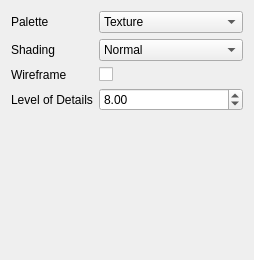
First picture: the form in TerrainViewer/parameterdock.ui, repository mgaillard/TerrainViewerWidget, before the edit.
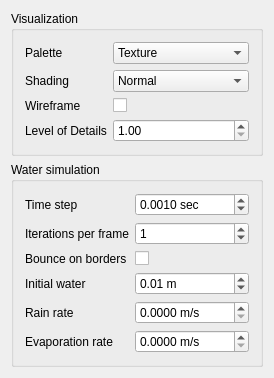
Second picture: the form after the edit.

Commit message: Add parameters for the water simulation in the dock

Diff of the .ui file:
```diff
--- a/TerrainViewer/parameterdock.ui
+++ b/TerrainViewer/parameterdock.ui
@@ -7,22 +7,28 @@
     <x>0</x>
     <y>0</y>
     <width>254</width>
-    <height>260</height>
+    <height>352</height>
    </rect>
   </property>
   <property name="windowTitle">
    <string>Parameters</string>
   </property>
   <widget class="QWidget" name="widget">
-   <layout class="QFormLayout" name="formLayout_2">
-    <item row="0" column="0">
+   <layout class="QVBoxLayout" name="verticalLayout">
+    <item>
+     <widget class="QGroupBox" name="visuGroupBox">
+      <property name="title">
+       <string>Visualization</string>
+      </property>
+      <layout class="QFormLayout" name="formLayout">
+       <item row="1" column="0">
      <widget class="QLabel" name="paletteLabel">
       <property name="text">
        <string>Palette</string>
       </property>
      </widget>
     </item>
-    <item row="0" column="1">
+       <item row="1" column="1">
      <widget class="QComboBox" name="paletteComboBox">
       <item>
        <property name="text">
@@ -46,14 +52,14 @@
       </item>
      </widget>
     </item>
-    <item row="1" column="0">
+       <item row="2" column="0">
      <widget class="QLabel" name="shadingLabel">
       <property name="text">
        <string>Shading</string>
       </property>
      </widget>
     </item>
-    <item row="1" column="1">
+       <item row="2" column="1">
      <widget class="QComboBox" name="shadingComboBox">
       <item>
        <property name="text">
@@ -82,28 +88,28 @@
       </item>
      </widget>
     </item>
-    <item row="2" column="0">
+       <item row="3" column="0">
      <widget class="QLabel" name="wireframeLabel">
       <property name="text">
        <string>Wireframe</string>
       </property>
      </widget>
     </item>
-    <item row="2" column="1">
+       <item row="3" column="1">
      <widget class="QCheckBox" name="wireframeCheckBox">
       <property name="text">
        <string/>
       </property>
      </widget>
     </item>
-    <item row="3" column="0">
+       <item row="4" column="0">
      <widget class="QLabel" name="lodLabel">
       <property name="text">
        <string>Level of Details</string>
       </property>
      </widget>
     </item>
-    <item row="3" column="1">
+       <item row="4" column="1">
      <widget class="QDoubleSpinBox" name="lodDoubleSpinBox">
       <property name="minimum">
        <double>1.000000000000000</double>
@@ -112,8 +118,149 @@
        <double>128.000000000000000</double>
       </property>
       <property name="value">
-       <double>8.000000000000000</double>
-      </property>
+          <double>1.000000000000000</double>
+         </property>
+        </widget>
+       </item>
+      </layout>
+     </widget>
+    </item>
+    <item>
+     <widget class="QGroupBox" name="waterGroupBox">
+      <property name="title">
+       <string>Water simulation</string>
+      </property>
+      <layout class="QFormLayout" name="formLayout_2">
+       <item row="2" column="0">
+        <widget class="QLabel" name="bounceBordersLabel">
+         <property name="text">
+          <string>Bounce on borders</string>
+         </property>
+        </widget>
+       </item>
+       <item row="2" column="1">
+        <widget class="QCheckBox" name="bounceBordersCheckBox">
+         <property name="text">
+          <string/>
+         </property>
+        </widget>
+       </item>
+       <item row="0" column="0">
+        <widget class="QLabel" name="timeStepLabel">
+         <property name="text">
+          <string>Time step</string>
+         </property>
+        </widget>
+       </item>
+       <item row="0" column="1">
+        <widget class="QDoubleSpinBox" name="timeStepDoubleSpinBox">
+         <property name="suffix">
+          <string> sec</string>
+         </property>
+         <property name="decimals">
+          <number>4</number>
+         </property>
+         <property name="maximum">
+          <double>10.000000000000000</double>
+         </property>
+         <property name="singleStep">
+          <double>0.000100000000000</double>
+         </property>
+         <property name="value">
+          <double>0.001000000000000</double>
+         </property>
+        </widget>
+       </item>
+       <item row="1" column="0">
+        <widget class="QLabel" name="iterationsPerFrameLabel">
+         <property name="text">
+          <string>Iterations per frame</string>
+         </property>
+        </widget>
+       </item>
+       <item row="1" column="1">
+        <widget class="QSpinBox" name="iterationsPerFrameSpinBox">
+         <property name="maximum">
+          <number>20</number>
+         </property>
+         <property name="value">
+          <number>1</number>
+         </property>
+        </widget>
+       </item>
+       <item row="3" column="0">
+        <widget class="QLabel" name="initialWaterLabel">
+         <property name="text">
+          <string>Initial water</string>
+         </property>
+        </widget>
+       </item>
+       <item row="3" column="1">
+        <widget class="QDoubleSpinBox" name="initialWaterDoubleSpin">
+         <property name="suffix">
+          <string> m</string>
+         </property>
+         <property name="maximum">
+          <double>10.000000000000000</double>
+         </property>
+         <property name="singleStep">
+          <double>0.010000000000000</double>
+         </property>
+         <property name="value">
+          <double>0.010000000000000</double>
+         </property>
+        </widget>
+       </item>
+       <item row="4" column="0">
+        <widget class="QLabel" name="rainRateLabel">
+         <property name="text">
+          <string>Rain rate</string>
+         </property>
+        </widget>
+       </item>
+       <item row="4" column="1">
+        <widget class="QDoubleSpinBox" name="rainRateDoubleSpinBox">
+         <property name="suffix">
+          <string> m/s</string>
+         </property>
+         <property name="decimals">
+          <number>4</number>
+         </property>
+         <property name="maximum">
+          <double>10.000000000000000</double>
+         </property>
+         <property name="singleStep">
+          <double>0.000100000000000</double>
+         </property>
+        </widget>
+       </item>
+       <item row="5" column="0">
+        <widget class="QLabel" name="evaporationRateLabel">
+         <property name="text">
+          <string>Evaporation rate</string>
+         </property>
+        </widget>
+       </item>
+       <item row="5" column="1">
+        <widget class="QDoubleSpinBox" name="evaporationRateDoubleSpinBox">
+         <property name="suffix">
+          <string> m/s</string>
+         </property>
+         <property name="decimals">
+          <number>4</number>
+         </property>
+         <property name="maximum">
+          <double>10.000000000000000</double>
+         </property>
+         <property name="singleStep">
+          <double>0.000100000000000</double>
+         </property>
+         <property name="value">
+          <double>0.000000000000000</double>
+         </property>
+        </widget>
+       </item>
+      </layout>
      </widget>
     </item>
    </layout>
```
Left out of the diff: 3 changed lines with no effect on the pictures. Lines whose indentation alone changed are shown as unchanged. The commit also changes 6 other files.
